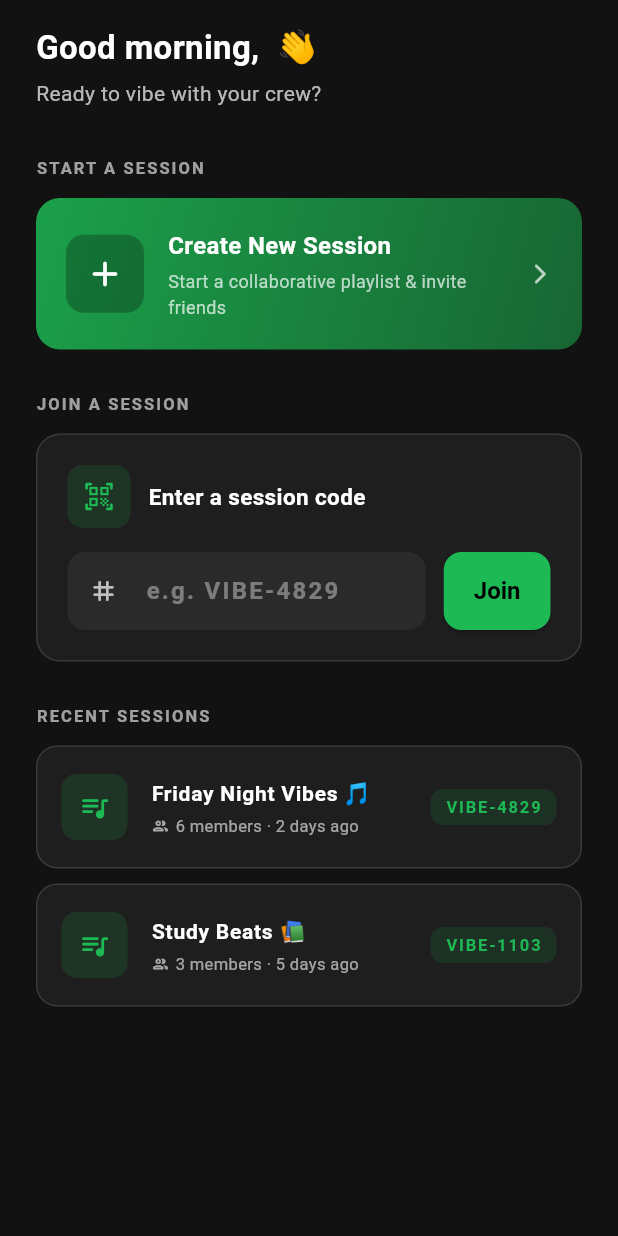
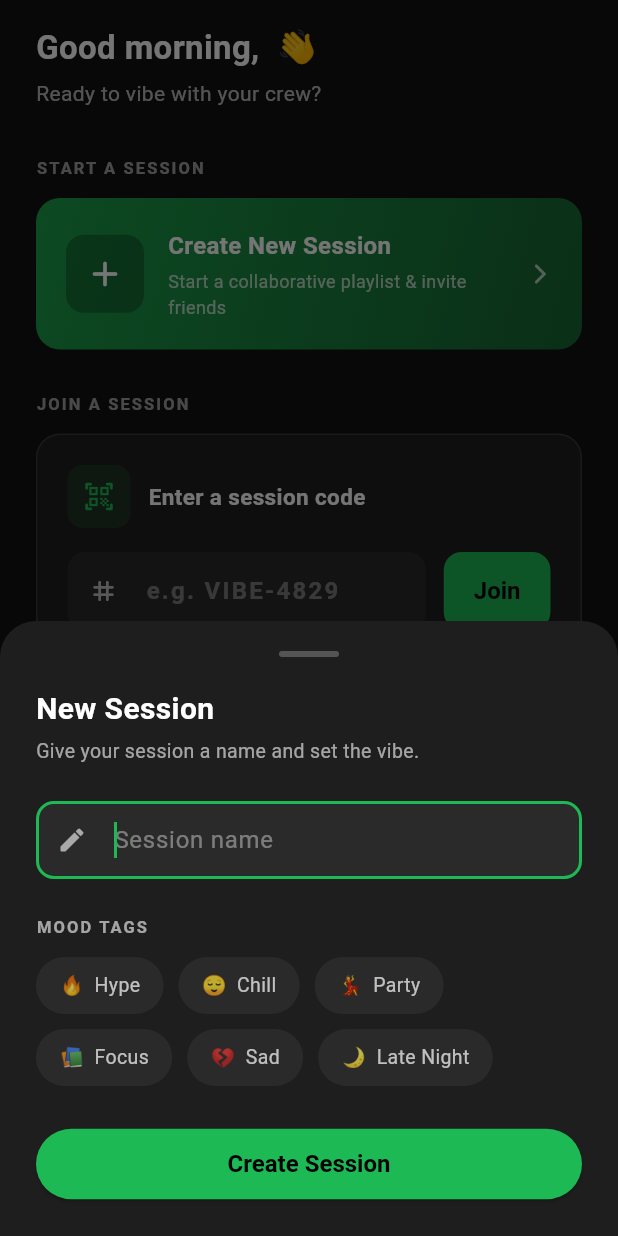
Before and after one commit to mumomuthike/MAD_Project2, a Flutter app: the _LobbyTab widget shown alone on an empty page, opened directly, after a tap on "Create New Session", on a phone screen of 412 x 824 dp. Run offline on Flutter 3.47's test engine with Material 3 defaults, Android fonts, the phone set to English and light mode, and no system bars; our stand-ins replace firebase_auth, firebase_core, firebase_messaging; accounts and stored records are empty.

Commit message:
Added createSession method. When a session is created or joined, app navigates to SessionScreen.

```diff
--- a/lib/screens/home_screen.dart
+++ b/lib/screens/home_screen.dart
@@ -2,6 +2,7 @@ import 'package:flutter/material.dart';
 import 'package:flutter/services.dart';
 import 'package:firebase_auth/firebase_auth.dart';
 import 'profile_screen.dart';
+import 'session_screen.dart';
 
 // HomeScreen — create/join session and view recent sessions
 class HomeScreen extends StatefulWidget {
@@ -89,11 +90,30 @@ class _LobbyTabState extends State<_LobbyTab> {
   }
 
   void _createSession() {
-    // TODO: write Firestore session document and navigate to PlaylistScreen
+    showModalBottomSheet(
+      context: context,
+      isScrollControlled: true,
+      backgroundColor: Colors.transparent,
+      builder: (_) => _CreateSessionSheet(
+        onCreated: (name, moods) {
+          // TODO: write Firestore session document before navigating
+          Navigator.pushReplacement(
+            context,
+            MaterialPageRoute(
+              builder: (_) => SessionScreen(
+                sessionName: name,
+                moods: moods,
+                isHost: true,
+              ),
+            ),
+          );
+        },
+      ),
+    );
   }
 
   void _joinSession() {
-    // TODO: look up Firestore session by code and navigate to PlaylistScreen
+    // TODO: look up Firestore session by code and navigate to SessionScreen
   }
 
   @override
@@ -465,3 +485,173 @@ class _RecentSessionTile extends StatelessWidget {
     );
   }
 }
+// Create session bottom sheet
+class _CreateSessionSheet extends StatefulWidget {
+  final void Function(String name, List<String> moods) onCreated;
+  const _CreateSessionSheet({required this.onCreated});
+
+  @override
+  State<_CreateSessionSheet> createState() => _CreateSessionSheetState();
+}
+
+class _CreateSessionSheetState extends State<_CreateSessionSheet> {
+  final _nameController = TextEditingController();
+  final _nameFocus = FocusNode();
+  final Set<String> _selectedMoods = {};
+
+  static const _moods = [
+    ('🔥', 'Hype'),
+    ('😌', 'Chill'),
+    ('💃', 'Party'),
+    ('📚', 'Focus'),
+    ('💔', 'Sad'),
+    ('🌙', 'Late Night'),
+  ];
+
+  @override
+  void initState() {
+    super.initState();
+    // Auto-focus name field after sheet animates in
+    Future.delayed(const Duration(milliseconds: 300), () {
+      if (mounted) _nameFocus.requestFocus();
+    });
+  }
+
+  @override
+  void dispose() {
+    _nameController.dispose();
+    _nameFocus.dispose();
+    super.dispose();
+  }
+
+  void _submit() {
+    final name = _nameController.text.trim();
+    if (name.isEmpty) {
+      _nameFocus.requestFocus();
+      return;
+    }
+    // TODO: write Firestore session document here
+    Navigator.pop(context);
+    widget.onCreated(name, _selectedMoods.toList());
+  }
+
+  @override
+  Widget build(BuildContext context) {
+    final primary = Theme.of(context).colorScheme.primary;
+    final bottomInset = MediaQuery.of(context).viewInsets.bottom;
+
+    return Container(
+      decoration: BoxDecoration(
+        color: Theme.of(context).colorScheme.surface,
+        borderRadius: const BorderRadius.vertical(top: Radius.circular(24)),
+      ),
+      padding: EdgeInsets.fromLTRB(24, 20, 24, 24 + bottomInset),
+      child: Column(
+        mainAxisSize: MainAxisSize.min,
+        crossAxisAlignment: CrossAxisAlignment.start,
+        children: [
+          // Handle bar
+          Center(
+            child: Container(
+              width: 40,
+              height: 4,
+              decoration: BoxDecoration(
+                color: Colors.white24,
+                borderRadius: BorderRadius.circular(2),
+              ),
+            ),
+          ),
+          const SizedBox(height: 20),
+
+          // Title
+          const Text(
+            'New Session',
+            style: TextStyle(
+              fontSize: 20,
+              fontWeight: FontWeight.bold,
+              color: Colors.white,
+            ),
+          ),
+          const SizedBox(height: 4),
+          const Text(
+            'Give your session a name and set the vibe.',
+            style: TextStyle(fontSize: 13, color: Colors.white60),
+          ),
+          const SizedBox(height: 24),
+
+          // Session name field
+          TextField(
+            controller: _nameController,
+            focusNode: _nameFocus,
+            decoration: const InputDecoration(
+              hintText: 'Session name',
+              prefixIcon: Icon(Icons.edit_rounded, color: Colors.white60, size: 20),
+            ),
+            style: const TextStyle(color: Colors.white),
+            textCapitalization: TextCapitalization.words,
+            textInputAction: TextInputAction.done,
+            onSubmitted: (_) => _submit(),
+          ),
+          const SizedBox(height: 24),
+
+          // Mood tags
+          const Text(
+            'MOOD TAGS',
+            style: TextStyle(
+              fontSize: 11,
+              fontWeight: FontWeight.bold,
+              color: Colors.white60,
+              letterSpacing: 1.4,
+            ),
+          ),
+          const SizedBox(height: 12),
+
+          Wrap(
+            spacing: 10,
+            runSpacing: 10,
+            children: _moods.map((m) {
+              final selected = _selectedMoods.contains(m.$2);
+              return GestureDetector(
+                onTap: () => setState(() {
+                  selected ? _selectedMoods.remove(m.$2) : _selectedMoods.add(m.$2);
+                }),
+                child: AnimatedContainer(
+                  duration: const Duration(milliseconds: 160),
+                  padding: const EdgeInsets.symmetric(horizontal: 14, vertical: 8),
+                  decoration: BoxDecoration(
+                    color: selected
+                        ? primary.withOpacity(0.2)
+                        : Theme.of(context).colorScheme.surfaceVariant,
+                    borderRadius: BorderRadius.circular(30),
+                    border: Border.all(
+                      color: selected ? primary : Colors.transparent,
+                      width: 1.5,
+                    ),
+                  ),
+                  child: Text(
+                    '${m.$1}  ${m.$2}',
+                    style: TextStyle(
+                      fontSize: 13,
+                      color: selected ? primary : Colors.white70,
+                      fontWeight: selected ? FontWeight.bold : FontWeight.normal,
+                    ),
+                  ),
+                ),
+              );
+            }).toList(),
+          ),
+          const SizedBox(height: 28),
+
+          // Create button
+          SizedBox(
+            width: double.infinity,
+            child: ElevatedButton(
+              onPressed: _submit,
+              child: const Text('Create Session'),
+            ),
+          ),
+        ],
+      ),
+    );
+  }
+}
```
Also changed, not shown: lib/screens/session_screen.dart (added).
